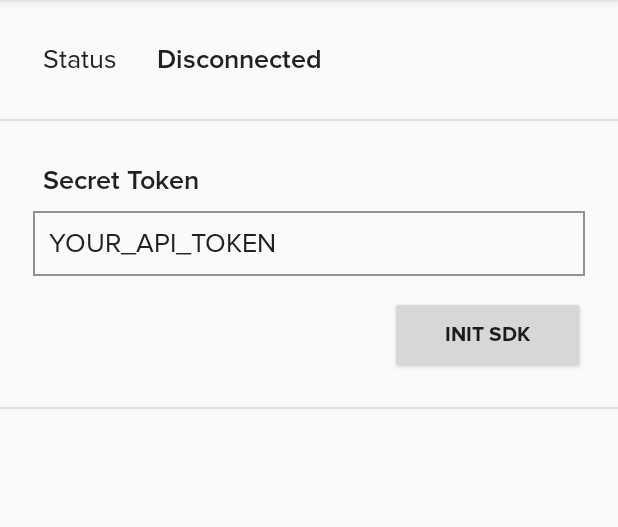
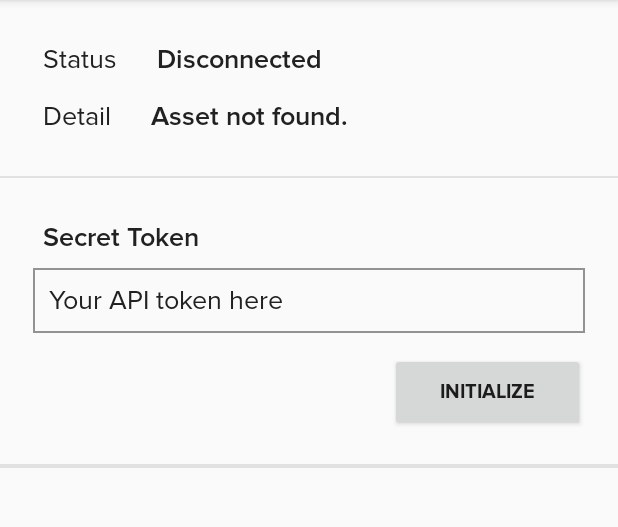
Before and after one commit to frekisSDK/android-sdk-sample, an Android app: the screen it shows after launch (MainActivity), on a phone screen of 412 x 824 dp, the part 84-611 px from its top. Run offline under Robolectric (Android 15) with nearby library versions, the phone set to English and light mode, and no system bars; our stand-ins replace sdp/ssp sizes; libraries missing offline, so code that uses them is left out: com.frekis.sdk, com.google.android.material, pub.devrel.easypermissions; plain views replace ProgressIndicator; 1 statement that could not run was skipped.

Commit message:
Added support for alarm vibration setting. Also now you can fetch latest sdk status. Updated latest version of frekis sdk to 2.0.0

```diff
--- a/app/build.gradle
+++ b/app/build.gradle
@@ -39,7 +39,7 @@ dependencies {
     androidTestImplementation 'androidx.test.ext:junit:1.1.1'
     androidTestImplementation 'androidx.test.espresso:espresso-core:3.2.0'
 
-    implementation 'androidx.appcompat:appcompat:1.1.0'
+    implementation 'androidx.appcompat:appcompat:1.2.0'
     implementation 'androidx.constraintlayout:constraintlayout:1.1.3'
     implementation 'com.google.android.material:material:1.3.0-alpha02'
     implementation 'com.google.firebase:firebase-analytics:17.4.4'
@@ -48,7 +48,7 @@ dependencies {
     implementation 'com.intuit.ssp:ssp-android:1.0.6'
     implementation 'pub.devrel:easypermissions:3.0.0'
 
-    implementation 'com.github.frekisSDK:android-sdk:1.0.16'
+    implementation 'com.github.frekisSDK:android-sdk:2.0.0'
 }
 
 apply plugin: 'com.google.gms.google-services'
--- a/app/src/main/java/com/frekis/sdk/sample/MainActivity.java
+++ b/app/src/main/java/com/frekis/sdk/sample/MainActivity.java
@@ -7,14 +7,17 @@ import android.widget.Button;
 import android.widget.EditText;
 import android.widget.LinearLayout;
 import android.widget.TextView;
+import android.widget.Toast;
 
 import androidx.annotation.NonNull;
 import androidx.appcompat.app.AppCompatActivity;
 
 import com.frekis.sdk.Frekis;
 import com.frekis.sdk.listener.BleListener;
+import com.frekis.sdk.listener.BleStatusListener;
 import com.frekis.sdk.listener.ResponseListener;
 import com.frekis.sdk.listener.SessionConnectionListener;
+import com.frekis.sdk.model.lock.Asset;
 import com.frekis.sdk.model.ride.LatLng;
 import com.google.android.material.progressindicator.ProgressIndicator;
 
@@ -25,7 +28,7 @@ public class MainActivity extends AppCompatActivity implements View.OnClickListe
 
     private static final int REQUEST_CODE_PERMISSION = 101;
 
-    private static final String API_SECRET_KEY = "YOUR_API_TOKEN";
+//    private static final String API_SECRET_KEY = "0a02a1ed-b9ce-4500-aec4-7a48db13eba3";
 
     private static final String[] PERMISSIONS = {
             Manifest.permission.BLUETOOTH,
@@ -35,15 +38,15 @@ public class MainActivity extends AppCompatActivity implements View.OnClickListe
     };
 
     private Frekis frekis;
-    private TextView txt_status;
+    private TextView txt_status, txt_detail;
     private EditText edt_id, edt_token;
-    private Button btn_connect, btn_unlock, btn_init;
+    private Button btn_init, btn_connect, btn_unlock, btn_alarm;
     private ProgressIndicator progressIndicator;
     private LinearLayout layout_scan, layout_token;
 
     private boolean is_connected = false;
     private boolean is_unlocked = false;
-
+    private boolean is_alarm_enable = false;
 
     @Override
     protected void onCreate(Bundle savedInstanceState) {
@@ -51,17 +54,19 @@ public class MainActivity extends AppCompatActivity implements View.OnClickListe
         setContentView(R.layout.activity_main);
         mapping();
 
-        edt_token.setText(API_SECRET_KEY);
+        edt_token.setText("Your API token here");
         edt_id.setText("07873CA3089E277D");
     }
 
     private void mapping() {
         txt_status = findViewById(R.id.txt_status);
+        txt_detail = findViewById(R.id.txt_detail);
         edt_token = findViewById(R.id.edt_token);
         edt_id = findViewById(R.id.edt_id);
         btn_init = findViewById(R.id.btn_init);
         btn_connect = findViewById(R.id.btn_connect);
         btn_unlock = findViewById(R.id.btn_unlock);
+        btn_alarm = findViewById(R.id.btn_alarm);
         progressIndicator = findViewById(R.id.progressIndicator);
         layout_scan = findViewById(R.id.layout_scan);
         layout_token = findViewById(R.id.layout_token);
@@ -89,6 +94,7 @@ public class MainActivity extends AppCompatActivity implements View.OnClickListe
 
     @Override
     public void onClick(View view) {
+        String lock_id = edt_id.getText().toString().trim();
         switch (view.getId()) {
             case R.id.btn_init:
                 if (edt_token.getText().toString().trim().isEmpty()) {
@@ -105,7 +111,7 @@ public class MainActivity extends AppCompatActivity implements View.OnClickListe
                 frekis.init(edt_token.getText().toString().trim());
                 break;
             case R.id.btn_connect:
-                if (edt_id.getText().toString().trim().isEmpty()) {
+                if (lock_id.isEmpty()) {
                     edt_id.setError("Please enter lock id");
                     return;
                 }
@@ -115,11 +121,10 @@ public class MainActivity extends AppCompatActivity implements View.OnClickListe
                 else connect();
                 break;
             case R.id.btn_unlock:
-
                 LatLng latLng = new LatLng(23.0969506, 72.5849778);
                 if (is_unlocked) {
                     progressIndicator.setVisibility(View.VISIBLE);
-                    frekis.lock(edt_id.getText().toString(), latLng, new ResponseListener() {
+                    frekis.lock(lock_id, latLng, new ResponseListener() {
                         @Override
                         public void onSuccess() {
                             is_unlocked = false;
@@ -138,7 +143,7 @@ public class MainActivity extends AppCompatActivity implements View.OnClickListe
                 }
 
                 progressIndicator.setVisibility(View.VISIBLE);
-                frekis.unlock(edt_id.getText().toString(), latLng, new ResponseListener() {
+                frekis.unlock(lock_id, latLng, new ResponseListener() {
                     @Override
                     public void onSuccess() {
                         is_unlocked = true;
@@ -151,6 +156,30 @@ public class MainActivity extends AppCompatActivity implements View.OnClickListe
                     public void onError(int code, String error) {
                         txt_status.setText(error);
                         progressIndicator.setVisibility(View.GONE);
+                    }
+                });
+                break;
+            case R.id.btn_alarm:
+                if (lock_id.isEmpty()) {
+                    edt_id.setError("Please enter lock id");
+                    return;
+                }
+
+                if (!is_connected) return;
+                frekis.setVibration(lock_id, !is_alarm_enable, new BleStatusListener() {
+                    @Override
+                    public void onBleStatusUpdateSuccess(Asset asset) {
+                        if (asset == null) return;
+                        if (is_alarm_enable == asset.isVibrationEnabled()) {
+                            toast("Unable to update the alarm");
+                        }
+                        is_alarm_enable = asset.isVibrationEnabled();
+                        btn_alarm.setText(is_alarm_enable ? "Disable Alarm" : "Enable Alarm");
+                    }
+
+                    @Override
+                    public void onBleStatusUpdateError(int code, String message) {
+                        toast(message);
                     }
                 });
                 break;
@@ -169,7 +198,6 @@ public class MainActivity extends AppCompatActivity implements View.OnClickListe
         btn_unlock.setVisibility(View.GONE);
         btn_connect.setEnabled(true);
         btn_connect.setText(R.string.connect);
-        is_connected = false;
     }
 
     private boolean hasPermission() {
@@ -185,8 +213,18 @@ public class MainActivity extends AppCompatActivity implements View.OnClickListe
     }
 
     @Override
-    public void onBleStatusUpdate(String status) {
+    public void onBleUpdate(String status, Asset asset) {
         txt_status.setText(status);
+        if (asset == null) {
+            is_alarm_enable = false;
+            btn_alarm.setVisibility(View.GONE);
+            txt_detail.setText("Asset detail not found");
+        } else {
+            is_alarm_enable = asset.isVibrationEnabled();
+            btn_alarm.setText(is_alarm_enable ? "Disable Alarm" : "Enable Alarm");
+            btn_alarm.setVisibility(View.VISIBLE);
+            txt_detail.setText(asset.toString());
+        }
     }
 
     @Override
@@ -196,6 +234,7 @@ public class MainActivity extends AppCompatActivity implements View.OnClickListe
         btn_unlock.setVisibility(View.VISIBLE);
         progressIndicator.setVisibility(View.GONE);
         btn_connect.setEnabled(true);
+        btn_alarm.setVisibility(View.VISIBLE);
     }
 
     @Override
@@ -204,5 +243,10 @@ public class MainActivity extends AppCompatActivity implements View.OnClickListe
         is_connected = false;
         txt_status.setText(error);
         progressIndicator.setVisibility(View.GONE);
+        btn_alarm.setVisibility(View.GONE);
+    }
+
+    public void toast(String message) {
+        Toast.makeText(this, message, Toast.LENGTH_LONG).show();
     }
 }
--- a/app/src/main/res/layout/activity_main.xml
+++ b/app/src/main/res/layout/activity_main.xml
@@ -7,12 +7,11 @@
     android:orientation="vertical"
     tools:context=".MainActivity">
 
-
     <LinearLayout
         android:layout_width="match_parent"
         android:layout_height="wrap_content"
-        android:layout_margin="@dimen/_12sdp"
-        android:orientation="horizontal">
+        android:orientation="horizontal"
+        android:padding="@dimen/_12sdp">
 
         <TextView
             style="@style/TextViewStyle"
@@ -29,9 +28,38 @@
             android:layout_height="wrap_content"
             android:layout_weight="1"
             android:fontFamily="@font/proxima_nova_semi_bold"
-            android:maxLines="3"
             android:padding="@dimen/_10sdp"
             android:text="Disconnected"
+            android:textSize="@dimen/_14ssp" />
+    </LinearLayout>
+
+    <LinearLayout
+        android:id="@+id/layout_detail"
+        android:layout_width="match_parent"
+        android:layout_height="wrap_content"
+        android:layout_marginTop="@dimen/_minus20sdp"
+        android:layout_marginBottom="@dimen/_12sdp"
+        android:orientation="horizontal"
+        android:paddingStart="@dimen/_12sdp"
+        android:paddingEnd="@dimen/_12sdp"
+        android:visibility="visible">
+
+        <TextView
+            style="@style/TextViewStyle"
+            android:layout_width="wrap_content"
+            android:layout_height="wrap_content"
+            android:padding="@dimen/_10sdp"
+            android:text="Detail"
+            android:textSize="@dimen/_14ssp" />
+
+        <TextView
+            android:id="@+id/txt_detail"
+            style="@style/TextViewStyle"
+            android:layout_width="wrap_content"
+            android:layout_height="wrap_content"
+            android:fontFamily="@font/proxima_nova_semi_bold"
+            android:padding="@dimen/_10sdp"
+            android:text="Asset not found."
             android:textSize="@dimen/_14ssp" />
     </LinearLayout>
 
@@ -64,7 +92,7 @@
             android:layout_height="wrap_content"
             android:fontFamily="@font/proxima_nova_semi_bold"
             android:padding="@dimen/_10sdp"
-            android:text="@string/secret_token"
+            android:text="Secret Token"
             android:textSize="@dimen/_14ssp" />
 
 
@@ -84,8 +112,9 @@
                 android:layout_height="wrap_content"
                 android:background="@null"
                 android:fontFamily="@font/proxima_nova_regular"
-                android:hint="@string/enter_your_token"
-                android:padding="@dimen/_8sdp" />
+                android:hint="Enter your token"
+                android:padding="@dimen/_8sdp"
+                android:text="04297873-8a96-4cf8-ad38-1ec8ba0ed9c3" />
         </com.google.android.material.textfield.TextInputLayout>
 
 
@@ -106,7 +135,8 @@
                 android:minWidth="@dimen/_100sdp"
                 android:minHeight="@dimen/_40sdp"
                 android:onClick="onClick"
-                android:text="@string/init_sdk" />
+                android:text="Initialize"
+                android:textSize="@dimen/_10ssp" />
         </LinearLayout>
     </LinearLayout>
 
@@ -130,7 +160,7 @@
             android:layout_height="wrap_content"
             android:fontFamily="@font/proxima_nova_semi_bold"
             android:padding="@dimen/_10sdp"
-            android:text="@string/scan_and_connect"
+            android:text="Scan and Connect"
             android:textSize="@dimen/_14ssp" />
 
 
@@ -150,10 +180,10 @@
                 android:layout_height="wrap_content"
                 android:background="@null"
                 android:fontFamily="@font/proxima_nova_regular"
-                android:hint="@string/lock_id"
+                android:hint="Lock ID"
                 android:letterSpacing="0.2"
                 android:padding="@dimen/_8sdp"
-                android:text="" />
+                android:text="07873CA3089E277D" />
         </com.google.android.material.textfield.TextInputLayout>
 
 
@@ -165,16 +195,29 @@
             android:orientation="horizontal">
 
             <androidx.appcompat.widget.AppCompatButton
+                android:id="@+id/btn_alarm"
+                android:layout_width="wrap_content"
+                android:layout_height="wrap_content"
+                android:layout_gravity="end"
+                android:layout_marginEnd="@dimen/_1sdp"
+                android:fontFamily="@font/proxima_nova_bold"
+                android:minHeight="@dimen/_40sdp"
+                android:onClick="onClick"
+                android:text="Enable Alert"
+                android:textSize="@dimen/_10ssp"
+                android:visibility="gone" />
+
+            <androidx.appcompat.widget.AppCompatButton
                 android:id="@+id/btn_unlock"
                 android:layout_width="wrap_content"
                 android:layout_height="wrap_content"
                 android:layout_gravity="end"
-                android:layout_marginEnd="@dimen/_2sdp"
+                android:layout_marginEnd="@dimen/_1sdp"
                 android:fontFamily="@font/proxima_nova_bold"
-                android:minWidth="@dimen/_100sdp"
                 android:minHeight="@dimen/_40sdp"
                 android:onClick="onClick"
-                android:text="@string/unlock"
+                android:text="Unlock"
+                android:textSize="@dimen/_10ssp"
                 android:visibility="gone" />
 
             <androidx.appcompat.widget.AppCompatButton
@@ -182,14 +225,19 @@
                 android:layout_width="wrap_content"
                 android:layout_height="wrap_content"
                 android:layout_gravity="end"
-                android:layout_marginStart="@dimen/_2sdp"
+                android:layout_marginStart="@dimen/_1sdp"
                 android:fontFamily="@font/proxima_nova_bold"
-                android:minWidth="@dimen/_100sdp"
                 android:minHeight="@dimen/_40sdp"
                 android:onClick="onClick"
-                android:text="@string/connect" />
-
+                android:text="Connect"
+                android:textSize="@dimen/_10ssp" />
         </LinearLayout>
     </LinearLayout>
 
+
+    <View
+        android:layout_width="match_parent"
+        android:layout_height="@dimen/_1sdp"
+        android:background="@color/light_grey" />
+
 </LinearLayout>
```
Also changed, not shown: 1 other file.
